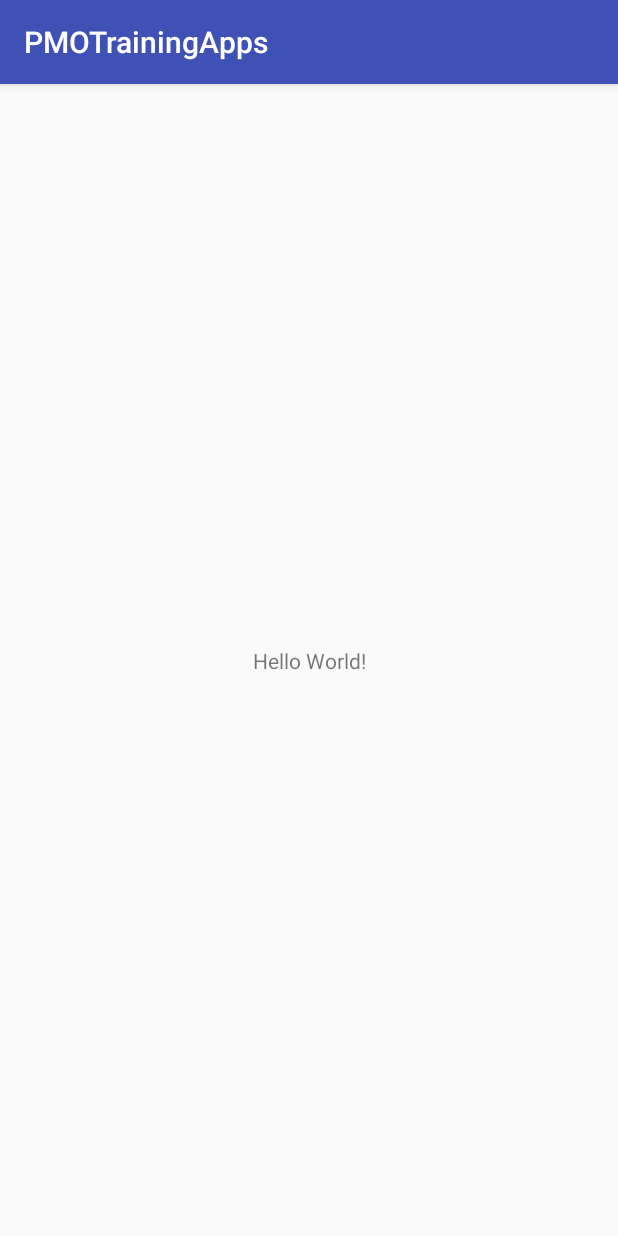
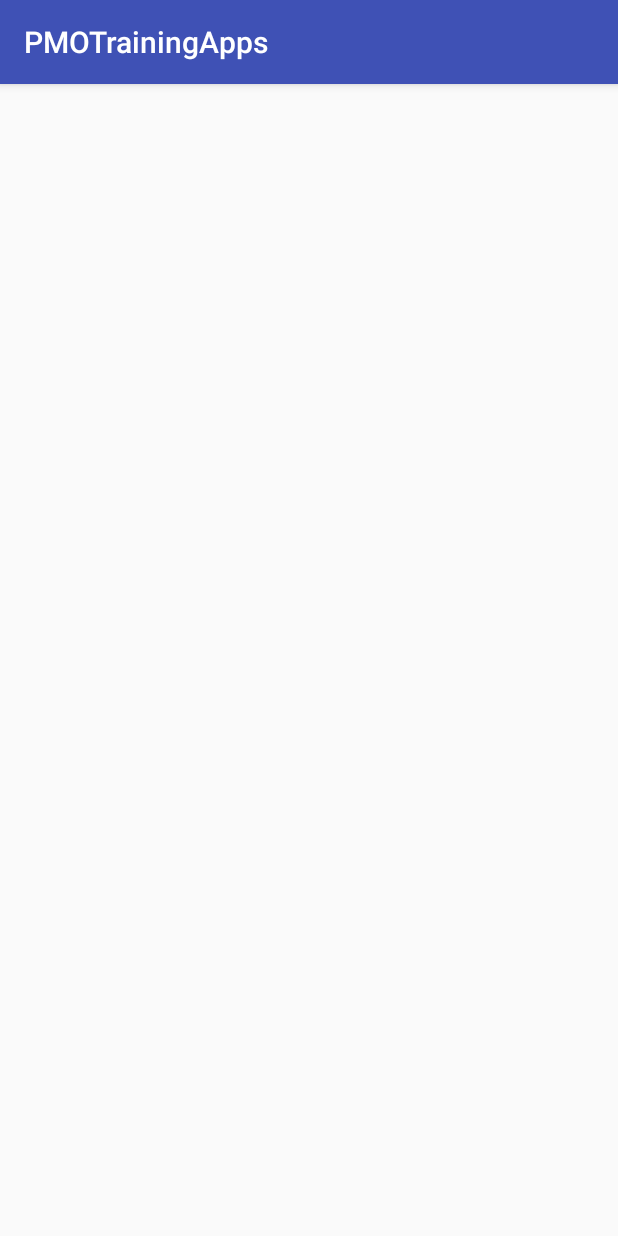
Before and after one commit to FranciscoKen/PPL_II-I_PMO, an Android app: the MainActivity screen opened directly, with no data from a screen before it, on a phone screen of 412 x 824 dp. Run offline under Robolectric (Android 15) with nearby library versions, the light colour scheme and no system bars; 1 statement that could not run was skipped.

Commit message:
remove text set 'hello world'

```diff
--- a/android/app/src/main/res/layout/activity_main.xml
+++ b/android/app/src/main/res/layout/activity_main.xml
@@ -7,9 +7,9 @@
     tools:context="com.example.ppl.pmotrainingapps.MainActivity">
 
     <TextView
+        android:id="@+id/textMain"
         android:layout_width="wrap_content"
         android:layout_height="wrap_content"
-        android:text="Hello World!"
         app:layout_constraintBottom_toBottomOf="parent"
         app:layout_constraintLeft_toLeftOf="parent"
         app:layout_constraintRight_toRightOf="parent"
```
